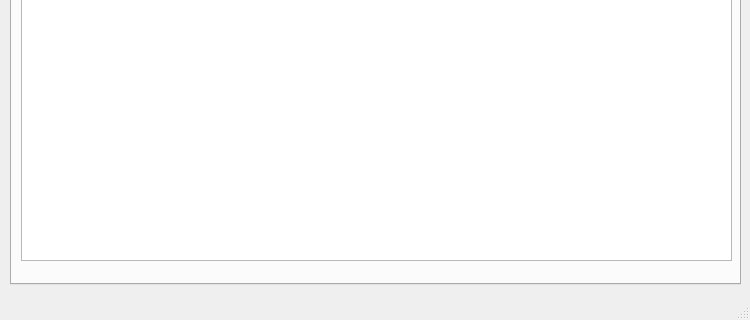
This is src/aria/gui/ui/mainwindow.ui in malvavisc0/aria as Qt 5 draws it before an edit; both pictures show x 0 to 750 and y 375 to 695 of the 750 by 695 pixel window. The edited form follows.
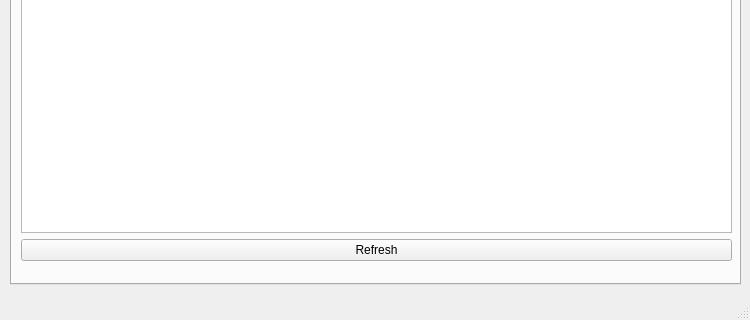
This is the edited form. The open tabs and pages were chosen to show the change. Icons and pictures are not drawn.

Commit message: loading logs

The edit to the form file:
```diff
--- a/src/aria/gui/ui/mainwindow.ui
+++ b/src/aria/gui/ui/mainwindow.ui
@@ -597,6 +597,16 @@
             </property>
            </widget>
           </item>
+          <item>
+           <widget class="QPushButton" name="pushButton_RefreshLogs">
+            <property name="text">
+             <string>Refresh</string>
+            </property>
+            <property name="icon">
+             <iconset theme="QIcon::ThemeIcon::ViewRefresh"/>
+            </property>
+           </widget>
+          </item>
          </layout>
         </widget>
        </widget>
```
The commit also changes 2 other files.
